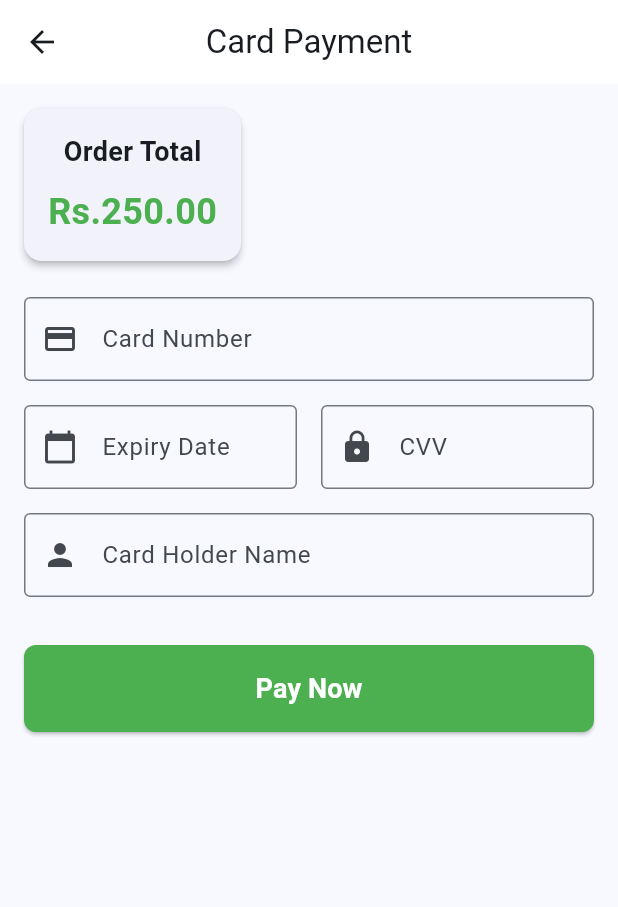
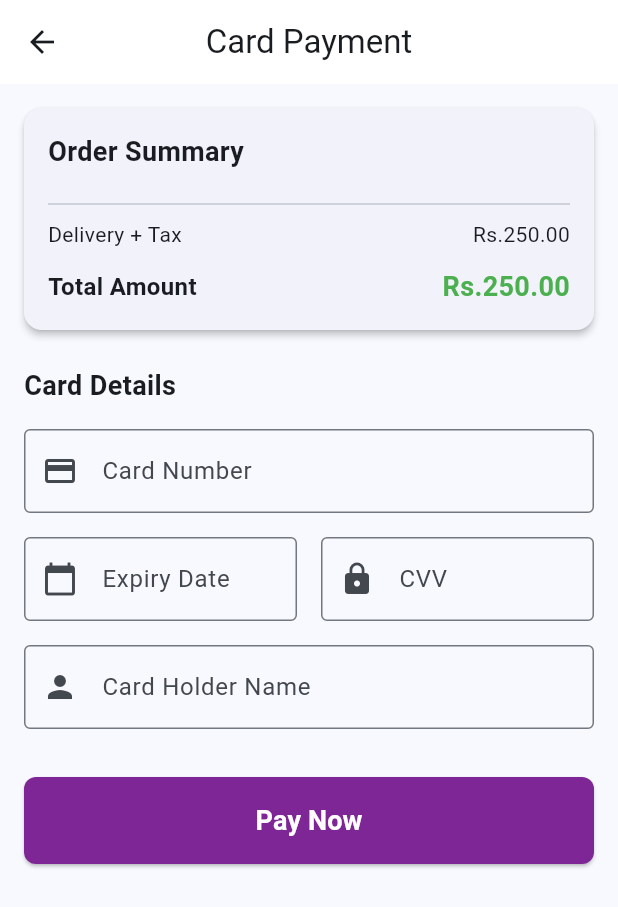
Before and after one commit to supunyasanthaofficial/bigger2, a Flutter app: the CardPaymentScreen screen opened directly with empty values, on a phone screen of 412 x 824 dp. Shown: the top 907 px of the screen. Run offline on Flutter 3.47's test engine with Material 3 defaults, Android fonts, the phone set to English and light mode, and no system bars; network calls fail; Roboto replaces fonts that are missing (Helvetica).

Commit message:
Add order summery for card payment.

```diff
--- a/lib/screens/Cart_Screen.dart
+++ b/lib/screens/Cart_Screen.dart
@@ -4,11 +4,13 @@ import '../models/product_model.dart';
 // Card Payment Screen
 class CardPaymentScreen extends StatefulWidget {
   final double totalAmount;
+  final List<Product> cartItems; // Add this line
   final Function() onOrderConfirmed;
 
   const CardPaymentScreen({
     super.key,
     required this.totalAmount,
+    required this.cartItems, // Add this parameter
     required this.onOrderConfirmed,
   });
 
@@ -70,35 +72,91 @@ class _CardPaymentScreenState extends State<CardPaymentScreen> {
         child: Column(
           crossAxisAlignment: CrossAxisAlignment.start,
           children: [
-            // Order Summary
+            // Order Summary Card - SAME AS CASH ON DELIVERY
             Card(
               elevation: 2,
               margin: EdgeInsets.zero,
               child: Padding(
                 padding: const EdgeInsets.all(16),
                 child: Column(
+                  crossAxisAlignment: CrossAxisAlignment.start,
                   children: [
                     const Text(
-                      'Order Total',
+                      'Order Summary',
                       style: TextStyle(
                         fontSize: 18,
                         fontWeight: FontWeight.bold,
                       ),
                     ),
-                    const SizedBox(height: 10),
+                    const SizedBox(height: 12),
+                    ListView.builder(
+                      shrinkWrap: true,
+                      physics: const NeverScrollableScrollPhysics(),
+                      itemCount: widget.cartItems.length,
+                      itemBuilder: (context, index) {
+                        final product = widget.cartItems[index];
+                        return Padding(
+                          padding: const EdgeInsets.symmetric(vertical: 4),
+                          child: Row(
+                            mainAxisAlignment: MainAxisAlignment.spaceBetween,
+                            children: [
+                              Expanded(
+                                child: Text(
+                                  product.name,
+                                  overflow: TextOverflow.ellipsis,
+                                  style: const TextStyle(fontSize: 14),
+                                ),
+                              ),
+                              Text(
+                                'Rs.${product.discountedPrice.toStringAsFixed(2)}',
+                                style: const TextStyle(fontSize: 14),
+                              ),
+                            ],
+                          ),
+                        );
+                      },
+                    ),
+                    const Divider(height: 20),
+                    Row(
+                      mainAxisAlignment: MainAxisAlignment.spaceBetween,
+                      children: const [
+                        Text('Delivery + Tax'),
+                        Text('Rs.250.00'),
+                      ],
+                    ),
+                    const SizedBox(height: 12),
+                    Row(
+                      mainAxisAlignment: MainAxisAlignment.spaceBetween,
+                      children: [
+                        const Text(
+                          'Total Amount',
+                          style: TextStyle(
+                            fontWeight: FontWeight.bold,
+                            fontSize: 16,
+                          ),
+                        ),
                         Text(
                           'Rs.${(widget.totalAmount + 250).toStringAsFixed(2)}',
                           style: const TextStyle(
-                        fontSize: 24,
                             fontWeight: FontWeight.bold,
+                            fontSize: 18,
                             color: Colors.green,
                           ),
+                        ),
+                      ],
                     ),
                   ],
                 ),
               ),
             ),
             const SizedBox(height: 24),
+
+            // Card Details Section
+            const Text(
+              'Card Details',
+              style: TextStyle(fontSize: 18, fontWeight: FontWeight.bold),
+            ),
+            const SizedBox(height: 16),
 
             // Card Number
             TextFormField(
@@ -206,13 +264,18 @@ class _CardPaymentScreenState extends State<CardPaymentScreen> {
             ),
             const SizedBox(height: 32),
 
-            // Pay Now Button
+            // Pay Now Button - UPDATED COLOR
             SizedBox(
               width: double.infinity,
               child: ElevatedButton(
                 onPressed: _processPayment,
                 style: ElevatedButton.styleFrom(
-                  backgroundColor: Colors.green,
+                  backgroundColor: const Color.fromARGB(
+                    255,
+                    127,
+                    38,
+                    150,
+                  ), // Same purple color
                   padding: const EdgeInsets.symmetric(vertical: 16),
                   shape: RoundedRectangleBorder(
                     borderRadius: BorderRadius.circular(8),
@@ -580,7 +643,7 @@ class _CashOnDeliveryScreenState extends State<CashOnDeliveryScreen> {
   }
 }
 
-// Main Cart Screen - Fully Fixed
+// Main Cart Screen - Updated to pass cartItems to CardPaymentScreen
 class CartScreen extends StatefulWidget {
   final List<Product> cartItems;
   final Function(int) onRemoveFromCart;
@@ -842,6 +905,7 @@ class _CartScreenState extends State<CartScreen>
       MaterialPageRoute(
         builder: (context) => CardPaymentScreen(
           totalAmount: _totalAmount,
+          cartItems: widget.cartItems, // Pass cartItems here
           onOrderConfirmed: _onOrderConfirmed,
         ),
       ),
@@ -906,7 +970,7 @@ class _CartScreenState extends State<CartScreen>
         actions: [
           if (widget.cartItems.isNotEmpty)
             IconButton(
-              icon: const Icon(Icons.clear_all, color: Colors.red),
+              icon: const Icon(Icons.delete, color: Colors.red),
               onPressed: widget.onClearCart,
               tooltip: 'Clear Cart',
             ),
```
Lines whose indentation alone changed are shown as unchanged.
